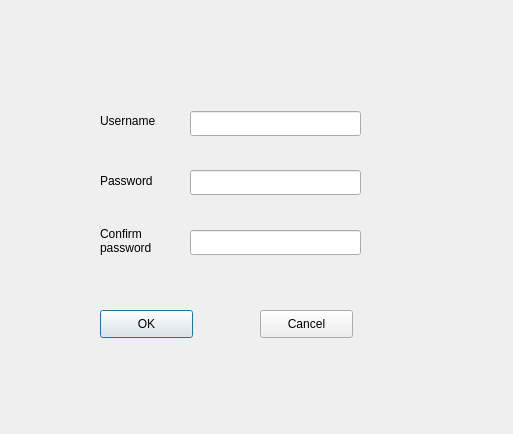
Old version of the form Tank_Trouble_IV/registerdialog.ui in the repository raitocc/run.
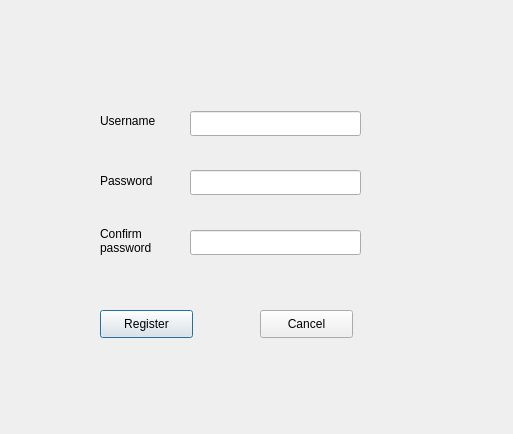
New version of the form.

Commit message: 增加对register的注释

```diff
--- a/Tank_Trouble_IV/registerdialog.ui
+++ b/Tank_Trouble_IV/registerdialog.ui
@@ -99,7 +99,7 @@
     </rect>
    </property>
    <property name="text">
-    <string>OK</string>
+    <string>Register</string>
    </property>
   </widget>
   <widget class="QPushButton" name="cancelButton">
```
The commit also changes 2 other files.
